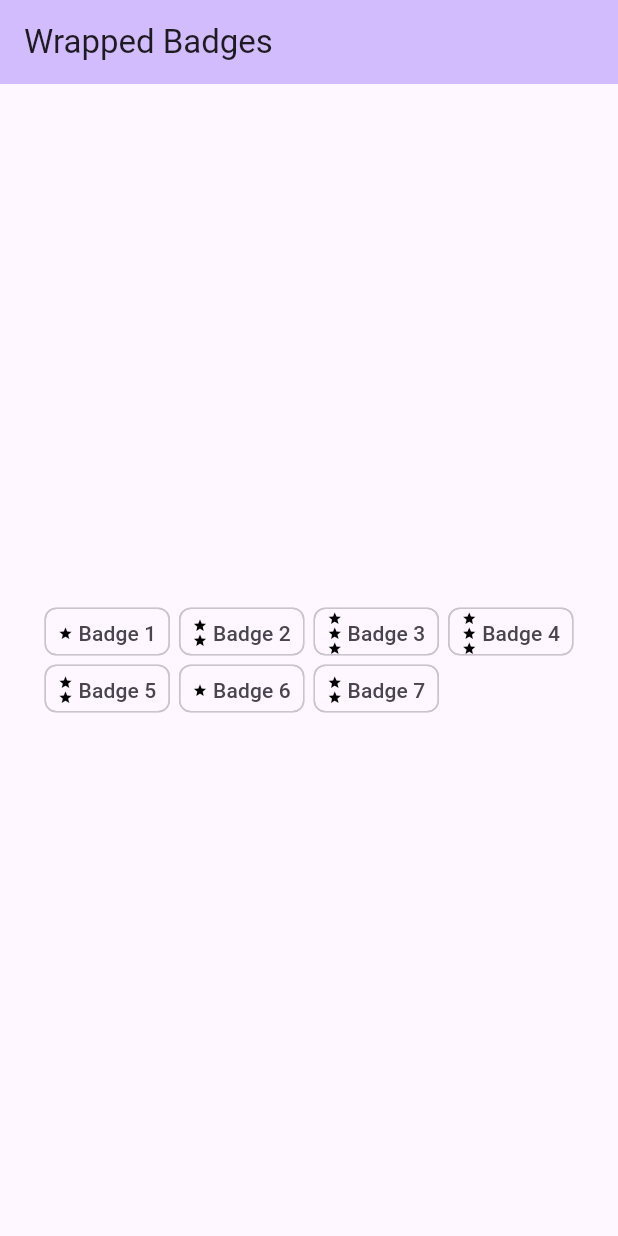
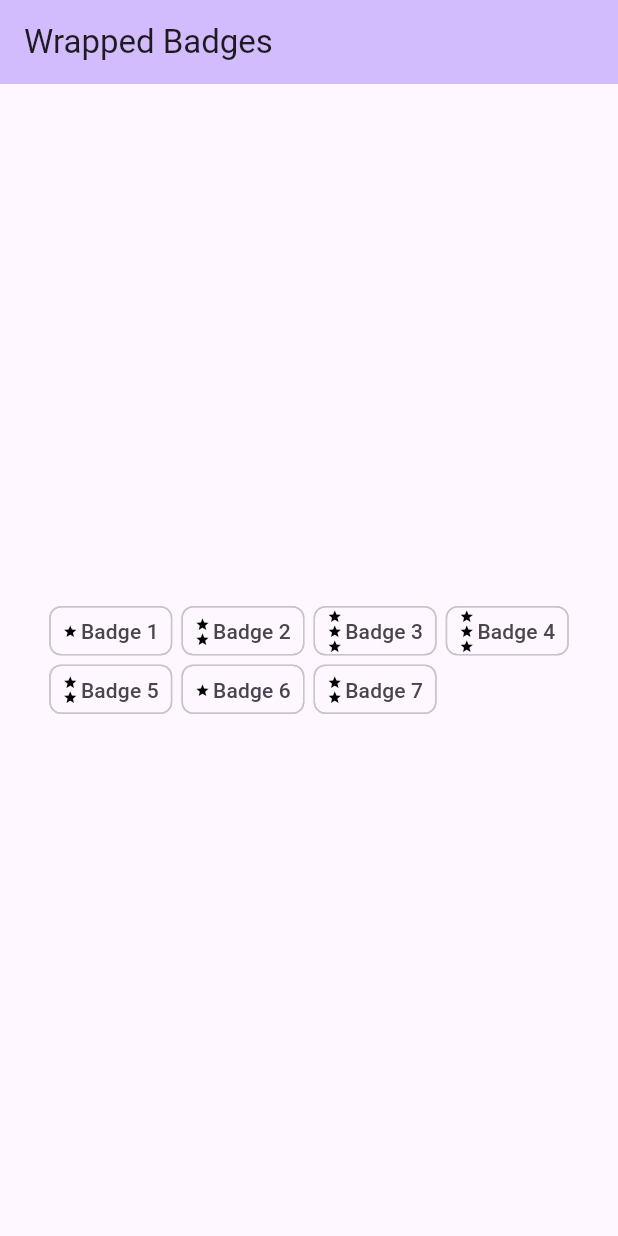
Before and after one commit to philipmjohnson/fluttermonarchlayout, a Flutter app: the screen it shows after launch, on a phone screen of 412 x 824 dp. Run offline on Flutter 3.47's test engine with Material 2 defaults, Android fonts, the phone set to English and light mode, and no system bars.

Commit message:
Update badge_icon.dart

```diff
--- a/lib/badge_icon.dart
+++ b/lib/badge_icon.dart
@@ -11,7 +11,7 @@ class BadgeIcon extends StatelessWidget {
     return Padding(
         padding: const EdgeInsets.all(3.0),
         child: SizedBox(
-          height: 32,
+          height: 33,
           child: Chip(
               padding: const EdgeInsets.all(0.1),
               label: BadgeLabel(text: name, level: level)),
@@ -54,7 +54,8 @@ class BadgeLabel extends StatelessWidget {
     final dotColumn = DotColumn(level: level);
     return Row(mainAxisSize: MainAxisSize.min, children: [
       dotColumn,
-      Text(' $text'),
+      const SizedBox(width: 2),
+      Text(text),
     ]);
   }
 }
```
